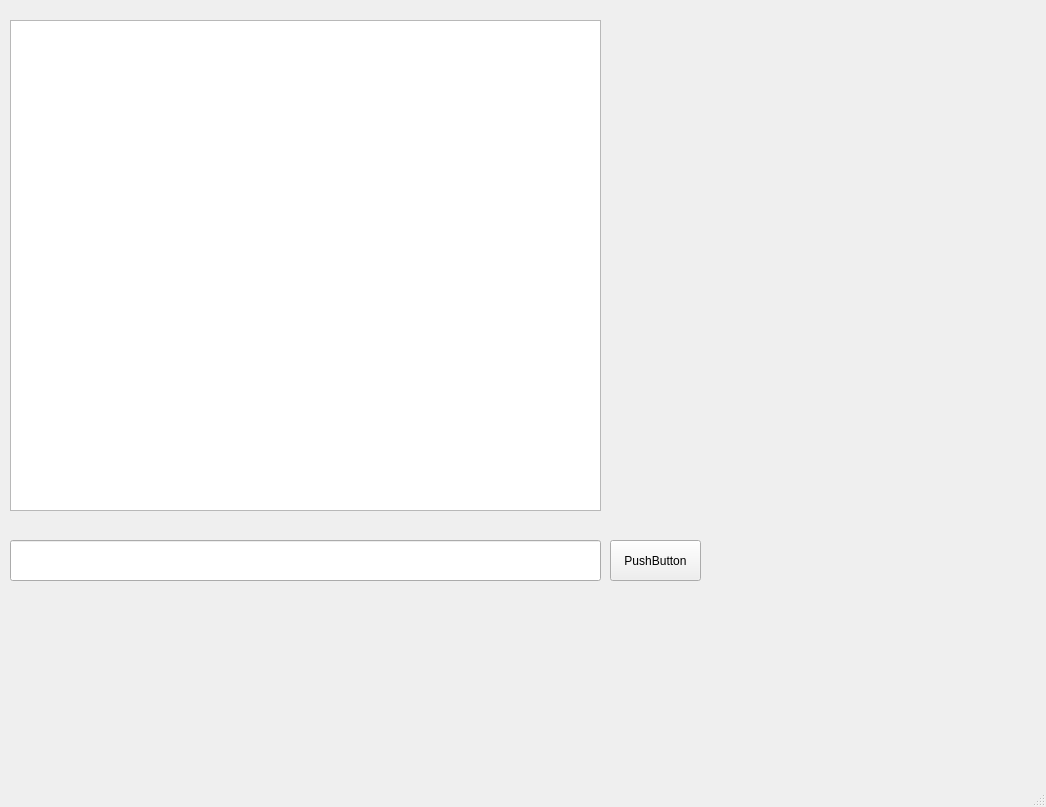
First picture: the form in Client/Forms/ClientMain.ui, repository TMGilchrist/comp260-server, before the edit.
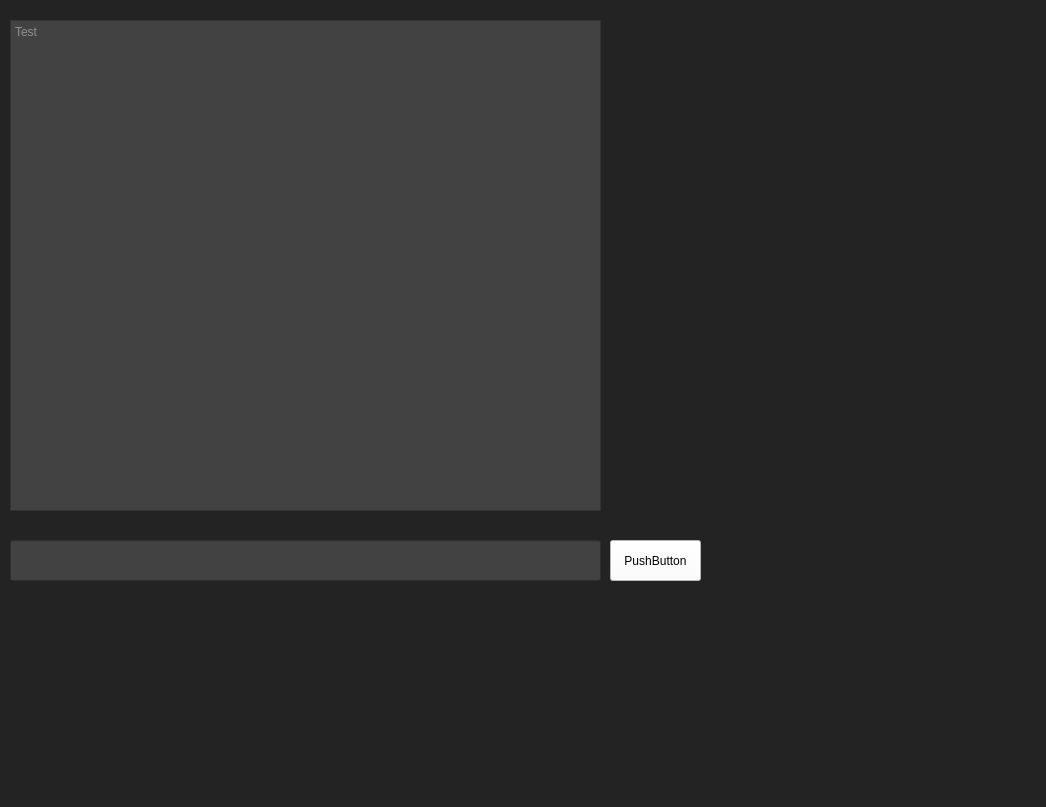
Second picture: the form after the edit.

Commit message: Formatting and stylesheet for Forms. Some attempt at robustness for client.

Patch:
```diff
--- a/Client/Forms/ClientMain.ui
+++ b/Client/Forms/ClientMain.ui
@@ -13,6 +13,9 @@
   <property name="windowTitle">
    <string>MainWindow</string>
   </property>
+  <property name="styleSheet">
+   <string notr="true">background-color: rgb(35, 35, 35);</string>
+  </property>
   <widget class="QWidget" name="centralwidget">
    <widget class="QTextEdit" name="textDisplayMain">
     <property name="geometry">
@@ -23,11 +26,19 @@
       <height>491</height>
      </rect>
     </property>
+    <property name="autoFillBackground">
+     <bool>false</bool>
+    </property>
+    <property name="styleSheet">
+     <string notr="true">background-color: rgb(66, 66, 66);
+color: rgb(222, 222, 222);
+font: 87 14pt &quot;Source Code Pro Black&quot;;</string>
+    </property>
     <property name="readOnly">
      <bool>true</bool>
     </property>
     <property name="placeholderText">
-     <string extracomment="hi"/>
+     <string extracomment="hi">Test</string>
     </property>
    </widget>
    <widget class="QPushButton" name="testButton">
@@ -39,6 +50,9 @@
       <height>41</height>
      </rect>
     </property>
+    <property name="styleSheet">
+     <string notr="true">background-color: rgb(255, 255, 255);</string>
+    </property>
     <property name="text">
      <string>PushButton</string>
     </property>
@@ -52,6 +66,11 @@
       <height>41</height>
      </rect>
     </property>
+    <property name="styleSheet">
+     <string notr="true">background-color: rgb(66, 66, 66);
+color: rgb(222, 222, 222);
+font: 87 14pt &quot;Source Code Pro Black&quot;;</string>
+    </property>
    </widget>
   </widget>
   <widget class="QMenuBar" name="menubar">
```
Left out of the diff: 3 changed lines with no effect on the pictures. The commit also changes 2 other files.
